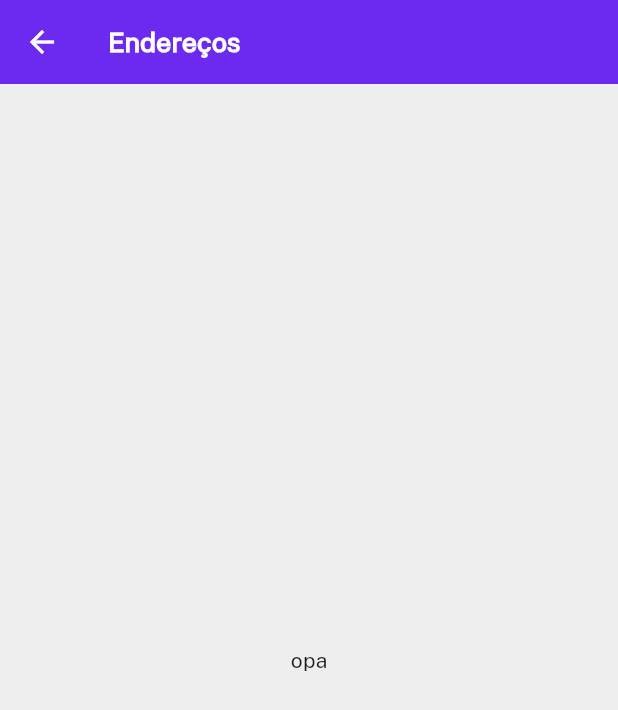
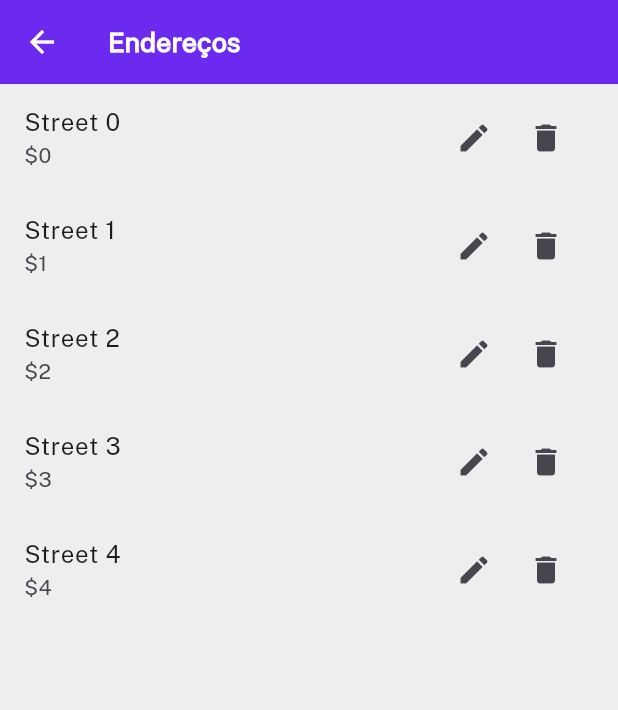
Before and after one commit to joaopaulopmedeiros/qualquercoisavinteconto-mobile, a Flutter app: the ManageAddressScreen screen opened by its route, on a phone screen of 412 x 824 dp. Shown: the top 710 px of the screen. Run offline on Flutter 3.47's test engine with Material 3 defaults, Android fonts, the phone set to English and light mode, and no system bars; our stand-ins replace velocity_x; missing offline and left inert: dart:ffi; accounts and stored records are empty.

Commit message:
feat: list addresses

```diff
--- /dev/null
+++ b/lib/models/address.dart
@@ -0,0 +1,37 @@
+import 'dart:ffi';
+
+class Address {
+  final int id;
+  final String street;
+  final String number;
+  final String city;
+  final String state;
+
+  Address({
+    required this.id,
+    required this.street,
+    required this.number,
+    required this.city,
+    required this.state,
+  });
+
+  factory Address.fromJson(Map<String, dynamic> json) {
+    return Address(
+      id: json['id'] ?? 0,
+      street: json['street'] ?? '',
+      number: json['number'] ?? '',
+      city: json['city'] ?? '',
+      state: json['state'] ?? '',
+    );
+  }
+
+  Map<String, dynamic> toJson() {
+    return {
+      'id': id,
+      'street': street,
+      'number': number,
+      'city': city,
+      'state': state,
+    };
+  }
+}
--- a/lib/screens/manage_address_screen.dart
+++ b/lib/screens/manage_address_screen.dart
@@ -1,29 +1,60 @@
 import 'package:flutter/material.dart';
 import 'package:qualquercoisavinteconto/constants/colors.dart';
+import 'package:qualquercoisavinteconto/models/address.dart'; // Import the Address model
 
 class ManageAddressScreen extends StatelessWidget {
   const ManageAddressScreen({super.key});
 
   @override
   Widget build(BuildContext context) {
+    final List<Address> addresses = List.generate(
+      5,
+      (index) => Address(
+        id: index,
+        street: 'Street $index',
+        number: '$index',
+        city: 'City $index',
+        state: 'State $index',
+      ),
+    );
+
     return Scaffold(
       appBar: AppBar(
         backgroundColor: primaryColor,
         title: const Text(
           "Endereços",
           style: TextStyle(
-              color: whiteColor, fontSize: 18, fontWeight: FontWeight.bold),
+            color: whiteColor,
+            fontSize: 18,
+            fontWeight: FontWeight.bold,
+          ),
         ),
         iconTheme: const IconThemeData(color: whiteColor),
       ),
       body: Container(
         color: Colors.grey[200],
-        child: const Center(
-          child: Column(
-            mainAxisAlignment: MainAxisAlignment.center,
-            children: [
-              Text("opa")
-            ],
+        child: ListView.builder(
+          itemCount: addresses.length,
+          itemBuilder: (ctx, i) => ListTile(
+            title: Text(addresses[i].street),
+            subtitle: Text('\$${addresses[i].number}'),
+            trailing: Row(
+              mainAxisSize: MainAxisSize.min,
+              children: [
+                IconButton(
+                  icon: const Icon(Icons.edit),
+                  onPressed: () {
+                    // Add edit functionality here
+                  },
+                ),
+                IconButton(
+                  icon: const Icon(Icons.delete),
+                  onPressed: () {
+                    // Add delete functionality here
+                  },
+                ),
+              ],
+            ),
           ),
         ),
       ),
```
